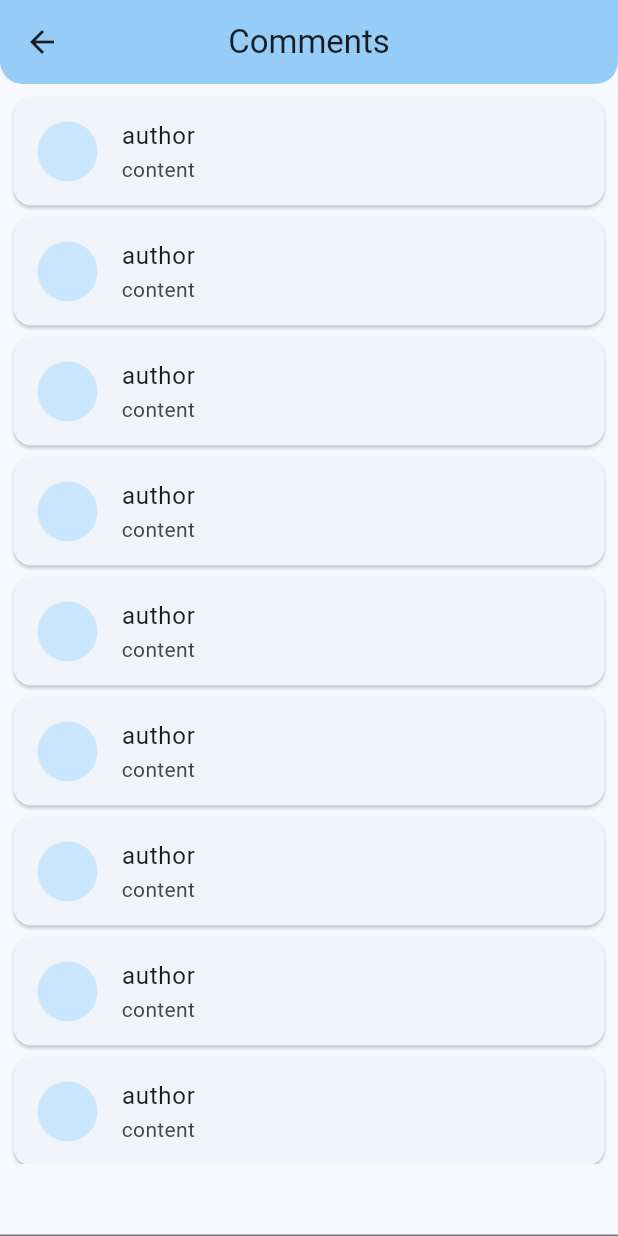
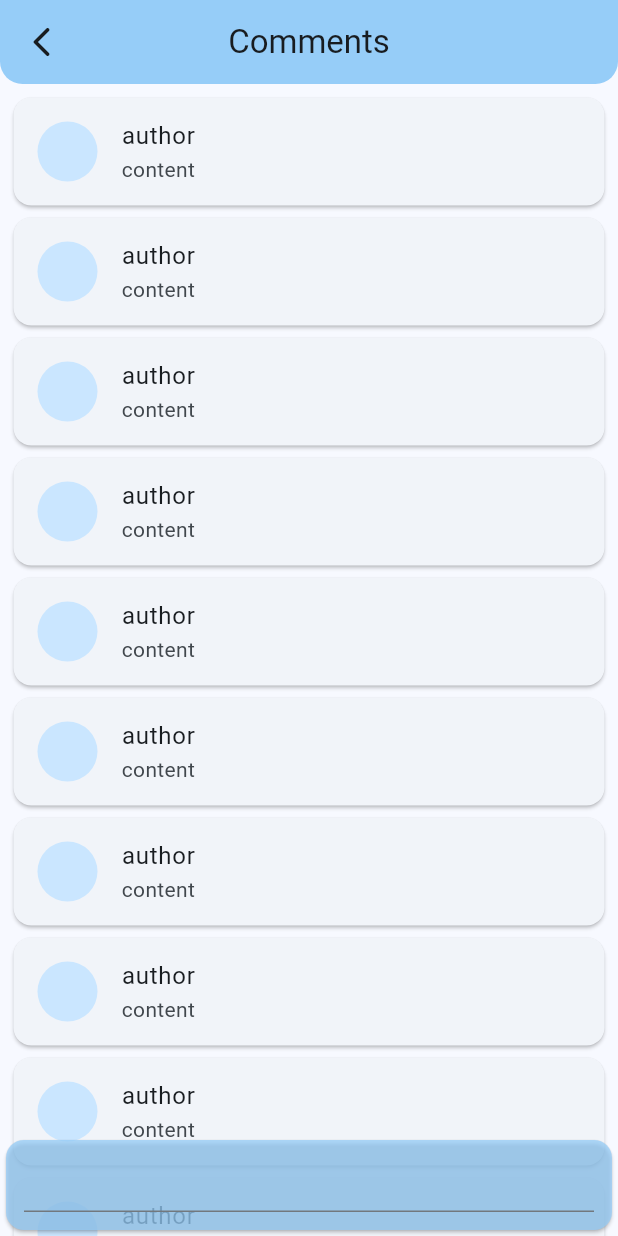
Before and after one commit to metaspook/su_research_and_thesis_book, a Flutter app: the ThesisView screen opened directly with empty values, after a tap on "Comments", on a phone screen of 412 x 824 dp. Run offline on Flutter 3.47's test engine with Material 2 defaults, Android fonts, the phone set to English and light mode, and no system bars; our stand-ins replace bloc, equatable, flutter_bloc, google_fonts; missing offline and left inert: flutter_cached_pdfview; generated files the repository leaves out were written again; Roboto replaces fonts that are missing (Ubuntu).

Commit message:
update  comment page

```diff
--- a/lib/modules/comments/view/comments_page.dart
+++ b/lib/modules/comments/view/comments_page.dart
@@ -1,6 +1,7 @@
 import 'package:flutter/material.dart';
 import 'package:su_thesis_book/modules/comments/comments.dart';
 import 'package:su_thesis_book/shared/shared.dart';
+import 'package:su_thesis_book/utils/utils.dart';
 
 class CommentsPage extends StatelessWidget {
   const CommentsPage({super.key});
@@ -8,11 +9,15 @@ class CommentsPage extends StatelessWidget {
   @override
   Widget build(BuildContext context) {
     return Scaffold(
-      appBar: AppBar(centerTitle: true, title: const Text('Comments')),
-      body: Column(
+      appBar: AppBar(
+        leading: Mod.backButton(context),
+        centerTitle: true,
+        title: const Text('Comments'),
+      ),
+      body: Stack(
+        alignment: Alignment.bottomCenter,
         children: [
-          Expanded(
-            child: ListView.builder(
+          ListView.builder(
             shrinkWrap: true,
             physics: const BouncingScrollPhysics(),
             padding: const EdgeInsets.all(5),
@@ -27,8 +32,19 @@ class CommentsPage extends StatelessWidget {
               return CommentCard(comment);
             },
           ),
+          ClipRRect(
+            borderRadius: const BorderRadius.only(
+              topRight: Radius.circular(24),
+              topLeft: Radius.circular(24),
             ),
-          const TextField()
+            child: Card(
+              color: context.theme.colorScheme.inversePrimary.withOpacity(.75),
+              child: const Padding(
+                padding: EdgeInsets.only(bottom: 12, left: 12, right: 12),
+                child: TextField(),
+              ),
+            ),
+          ),
         ],
       ),
     );
--- a/lib/modules/home/view/thesis_view.dart
+++ b/lib/modules/home/view/thesis_view.dart
@@ -24,14 +24,7 @@ class _ThesisViewState extends State<ThesisView> {
     final text = '${pageIndex + 1} / $pageCount';
     return Scaffold(
       appBar: AppBar(
-        leading: Navigator.canPop(context)
-            ? IconButton(
-                onPressed: () {
-                  Navigator.pop(context);
-                },
-                icon: const Icon(Icons.arrow_back_ios_rounded),
-              )
-            : null,
+        leading: Mod.backButton(context),
         centerTitle: true,
         title: Text(widget.thesis.name),
         actions: const [
--- a/lib/shared/shared.dart
+++ b/lib/shared/shared.dart
@@ -1,2 +1,3 @@
 export 'models/comment.dart';
 export 'models/thesis.dart';
+export 'widgets/mod.dart';
--- a/lib/theme/app_themes.dart
+++ b/lib/theme/app_themes.dart
@@ -23,8 +23,8 @@ class AppThemes {
       appBarTheme: AppBarTheme(
         shape: const RoundedRectangleBorder(
           borderRadius: BorderRadius.only(
-            bottomLeft: Radius.circular(15),
-            bottomRight: Radius.circular(15),
+            bottomLeft: radiusCircular,
+            bottomRight: radiusCircular,
           ),
         ),
         backgroundColor: colorScheme.inversePrimary,
@@ -49,6 +49,8 @@ class AppThemes {
   //   ),
   // );
 
+  static const radiusCircular = Radius.circular(15);
+
   static ThemeData light({Color? seedColor}) =>
       _themeData(seedColor: seedColor);
   static ThemeData dark({Color? seedColor}) =>
```
Lines whose indentation alone changed are shown as unchanged.
